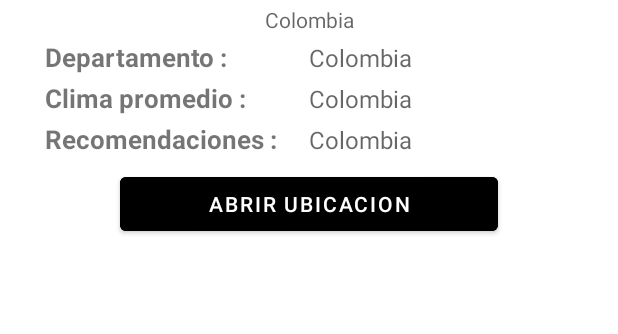
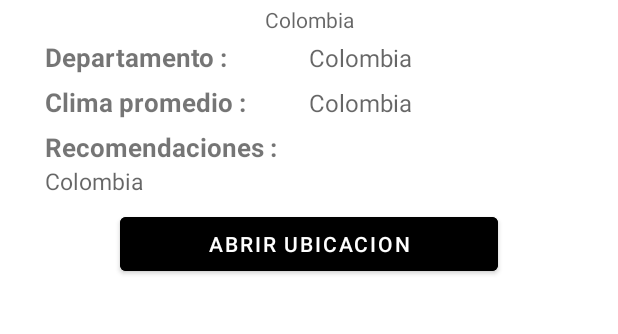
Before and after one commit to harvyRosero/App, an Android app: the InfoLugar screen opened directly, with no data from a screen before it, on a phone screen of 412 x 824 dp, the part 444-778 px from its top. Run offline under Robolectric (Android 15) with nearby library versions, the phone set to English and light mode, and no system bars; our stand-ins replace Picasso.

```diff
--- a/app/src/main/java/com/example/myapplication3/InfoLugar.java
+++ b/app/src/main/java/com/example/myapplication3/InfoLugar.java
@@ -42,7 +42,7 @@ public class InfoLugar extends AppCompatActivity {
         btn_maps = findViewById(R.id.btn_ir_a_maps);
 
         String titulo = getIntent().getStringExtra("titulo");
-        String descrip = getIntent().getStringExtra("descripcion");
+        String descripcion = getIntent().getStringExtra("descripcion");
         String ubicacion = getIntent().getStringExtra("ubicacion");
         String urlImage = getIntent().getStringExtra("imagen");
         String recomendaciones = getIntent().getStringExtra("recomendaciones");
@@ -51,9 +51,9 @@ public class InfoLugar extends AppCompatActivity {
         String longitud = getIntent().getStringExtra("longitud");
 
         tv_titulo.setText(titulo);
-        tv_descripcion.setText(descrip);
+        tv_descripcion.setText(descripcion);
         tv_ubicacion.setText(ubicacion);
-        //tv_recomendaciones.setText(recomendaciones);
+        tv_recomendaciones.setText(recomendaciones);
         tv_clima.setText(clima);
 
         imageView = findViewById(R.id.miImage);
--- a/app/src/main/java/com/example/myapplication3/Registro.java
+++ b/app/src/main/java/com/example/myapplication3/Registro.java
@@ -35,6 +35,7 @@ public class Registro extends AppCompatActivity {
     DatabaseReference mRootReference;
     AwesomeValidation awesomeValidation;
 
+    //para enviar datos a firebase
     FirebaseDatabase database = FirebaseDatabase.getInstance();
     DatabaseReference myRef = database.getReference();
 
--- a/app/src/main/java/com/example/myapplication3/adapter/AdapterFav.java
+++ b/app/src/main/java/com/example/myapplication3/adapter/AdapterFav.java
@@ -61,6 +61,7 @@ public class AdapterFav  extends RecyclerView.Adapter<AdapterFav.ViewholderFav>
         String latitud = af.getLatitud();
         String longitud = af.getLongitud();
         String clima = af.getClima();
+        String recomendaciones = af.getRecomendaciones();
 
         holder.cv.setOnClickListener(new View.OnClickListener() {
             @Override
@@ -73,7 +74,9 @@ public class AdapterFav  extends RecyclerView.Adapter<AdapterFav.ViewholderFav>
                 i.putExtra("longitud", longitud);
                 i.putExtra("latitud", latitud);
                 i.putExtra("clima", clima);
+                i.putExtra("recomendaciones", recomendaciones);
                 holder.itemView.getContext().startActivity(i);
+
             }
         });
     }
--- a/app/src/main/res/layout/activity_info_lugar.xml
+++ b/app/src/main/res/layout/activity_info_lugar.xml
@@ -1,12 +1,23 @@
 <?xml version="1.0" encoding="utf-8"?>
-<LinearLayout xmlns:android="http://schemas.android.com/apk/res/android"
+
+<RelativeLayout xmlns:android="http://schemas.android.com/apk/res/android"
     xmlns:app="http://schemas.android.com/apk/res-auto"
     xmlns:tools="http://schemas.android.com/tools"
     android:id="@+id/linear_layout_info"
     android:layout_width="match_parent"
-    android:layout_height="match_parent"
+    android:layout_height="wrap_content"
     android:orientation="vertical"
     tools:context=".InfoLugar">
+
+    <ScrollView
+        android:id="@+id/scrollview_info"
+        android:layout_width="match_parent"
+        android:layout_height="wrap_content">
+
+        <LinearLayout
+            android:layout_width="match_parent"
+            android:layout_height="wrap_content"
+            android:orientation="vertical">
 
             <TextView
                 android:id="@+id/tv_titulo_info"
@@ -26,13 +37,13 @@
                 android:layout_width="wrap_content"
                 android:layout_height="wrap_content"
                 android:layout_gravity="center"
+                android:layout_marginStart="30sp"
                 android:layout_marginLeft="30sp"
                 android:layout_marginTop="3dp"
+                android:layout_marginEnd="30dp"
                 android:layout_marginRight="30dp"
                 android:layout_marginBottom="3dp"
-        android:contentDescription="@string/bievenida_app"
-        android:layout_marginStart="30sp"
-        android:layout_marginEnd="30dp" />
+                android:contentDescription="@string/bievenida_app" />
 
             <TextView
                 android:id="@+id/tv_descripcion_info"
@@ -47,16 +58,15 @@
             <LinearLayout
                 android:layout_width="match_parent"
                 android:layout_height="wrap_content"
-        android:orientation="vertical"
-        >
+                android:orientation="vertical">
 
                 <LinearLayout
                     android:layout_width="match_parent"
-            android:orientation="horizontal"
+                    android:layout_height="wrap_content"
                     android:layout_marginLeft="30dp"
+                    android:layout_marginTop="3dp"
                     android:layout_marginRight="30dp"
-            android:layout_marginTop="3dp"
-            android:layout_height="wrap_content">
+                    android:orientation="horizontal">
 
                     <TextView
                         android:id="@+id/tv_ubicacion_Indicador_info"
@@ -71,18 +81,18 @@
                         android:id="@+id/tv_ubicacion_info"
                         android:layout_width="match_parent"
                         android:layout_height="wrap_content"
+                        android:layout_weight="1"
                         android:hint="@string/colombia"
-                android:layout_weight="1"
                         android:textSize="16sp" />
                 </LinearLayout>
 
                 <LinearLayout
                     android:layout_width="match_parent"
-            android:orientation="horizontal"
+                    android:layout_height="wrap_content"
                     android:layout_marginLeft="30dp"
+                    android:layout_marginTop="6dp"
                     android:layout_marginRight="30dp"
-            android:layout_marginTop="3dp"
-            android:layout_height="wrap_content">
+                    android:orientation="horizontal">
 
                     <TextView
                         android:id="@+id/tv_clima_Indicador_info"
@@ -97,35 +107,34 @@
                         android:id="@+id/tv_clima_info"
                         android:layout_width="match_parent"
                         android:layout_height="wrap_content"
+                        android:layout_weight="1"
                         android:hint="@string/colombia"
-                android:layout_weight="1"
                         android:textSize="16sp" />
                 </LinearLayout>
 
                 <LinearLayout
                     android:layout_width="match_parent"
-            android:orientation="horizontal"
+                    android:layout_height="wrap_content"
                     android:layout_marginLeft="30dp"
+                    android:layout_marginTop="6dp"
                     android:layout_marginRight="30dp"
-            android:layout_marginTop="3dp"
-            android:layout_height="wrap_content">
+                    android:orientation="vertical">
 
                     <TextView
                         android:id="@+id/tv_recomendaciones_Indicador_info"
                         android:layout_width="match_parent"
                         android:layout_height="wrap_content"
-                android:layout_weight="1"
                         android:text="@string/indicador_recomendacio"
                         android:textSize="17sp"
-                android:textStyle="bold" />
+                        android:textStyle="bold"
+                        />
 
                     <TextView
                         android:id="@+id/tv_recomendaciones_info"
                         android:layout_width="match_parent"
                         android:layout_height="wrap_content"
                         android:hint="@string/colombia"
-                android:layout_weight="1"
-                android:textSize="16sp" />
+                        android:textSize="15sp" />
                 </LinearLayout>
 
                 <Button
@@ -141,6 +150,8 @@
 
             </LinearLayout>
 
+        </LinearLayout>
 
+    </ScrollView>
 
-</LinearLayout>
+</RelativeLayout>
--- a/app/src/main/res/layout/activity_perfil.xml
+++ b/app/src/main/res/layout/activity_perfil.xml
@@ -100,7 +100,7 @@
             <ImageView
                 android:id="@+id/uploadImageVp"
                 android:layout_width="match_parent"
-                android:layout_height="wrap_content"
+                android:layout_height="90dp"
                 android:layout_weight="2"
                 android:contentDescription="@string/img_perfil"
                 app:srcCompat="@mipmap/foto_perfil" />
```
Also changed, not shown: app/src/main/AndroidManifest.xml (+5 -7 lines), app/src/main/java/com/example/myapplication3/Comentarios.java (added, +14 -0 lines), app/src/main/java/com/example/myapplication3/Favoritos.java (+5 -3 lines), app/src/main/java/com/example/myapplication3/FotoPerfil.java (added, +156 -0 lines), app/src/main/java/com/example/myapplication3/Perfil.java (+69 -31 lines), app/src/main/java/com/example/myapplication3/adapter/AdapterLugar.java (+5 -2 lines), app/src/main/java/com/example/myapplication3/pojo/AgregarFavoritos.java (+15 -1 lines), app/src/main/java/com/example/myapplication3/pojo/UserImage.java (added, +30 -0 lines), app/src/main/res/layout/activity_comentarios.xml (added, +10 -0 lines), app/src/main/res/layout/activity_foto_perfil.xml (added, +47 -0 lines), app/src/main/res/layout/list_comentarios.xml (added, +57 -0 lines). Lines whose indentation alone changed are shown as unchanged.
